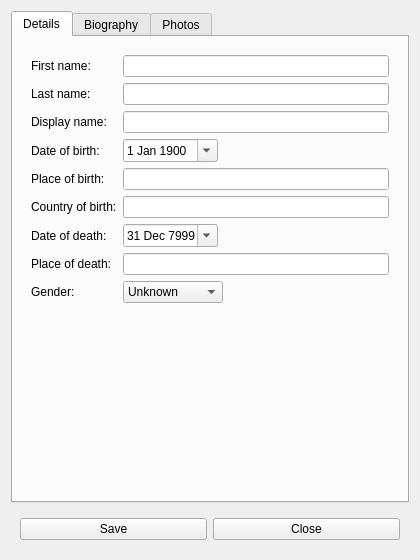
Above: gui/dialogpersondetails.ui from martinvanzijl/genealogy-maker before the change. Below: the same form after it.
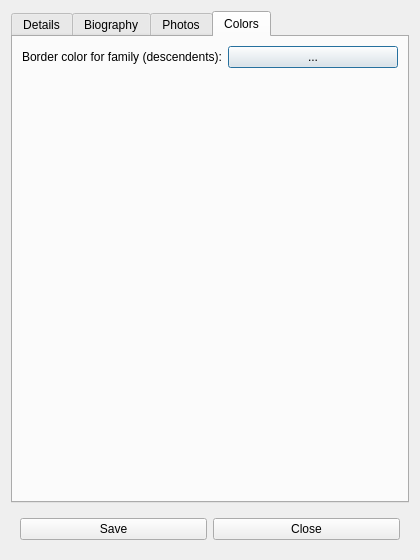
That is the form after the change.

Commit message: Allow color families by descendants (WIP).

Patch:
```diff
--- a/gui/dialogpersondetails.ui
+++ b/gui/dialogpersondetails.ui
@@ -17,7 +17,7 @@
    <item>
     <widget class="QTabWidget" name="tabWidgetMain">
      <property name="currentIndex">
-      <number>0</number>
+      <number>3</number>
      </property>
      <widget class="QWidget" name="tabDetails">
       <attribute name="title">
@@ -42,7 +42,7 @@
           <item row="2" column="0">
            <widget class="QLabel" name="labelName">
             <property name="text">
-             <string>Display name:</string>
+             <string>Display &amp;name:</string>
             </property>
             <property name="buddy">
              <cstring>lineEditName</cstring>
@@ -332,6 +332,33 @@
        </item>
       </layout>
      </widget>
+     <widget class="QWidget" name="tabColors">
+      <attribute name="title">
+       <string>Colors</string>
+      </attribute>
+      <layout class="QFormLayout" name="formLayout_2">
+       <property name="fieldGrowthPolicy">
+        <enum>QFormLayout::AllNonFixedFieldsGrow</enum>
+       </property>
+       <property name="formAlignment">
+        <set>Qt::AlignLeading|Qt::AlignLeft|Qt::AlignTop</set>
+       </property>
+       <item row="0" column="0">
+        <widget class="QLabel" name="labelFamilyColor">
+         <property name="text">
+          <string>Border color for family (descendents):</string>
+         </property>
+        </widget>
+       </item>
+       <item row="0" column="1">
+        <widget class="QPushButton" name="pushButtonFamilyColor">
+         <property name="text">
+          <string>...</string>
+         </property>
+        </widget>
+       </item>
+      </layout>
+     </widget>
     </widget>
    </item>
    <item>
```
The commit also changes 4 other files.
